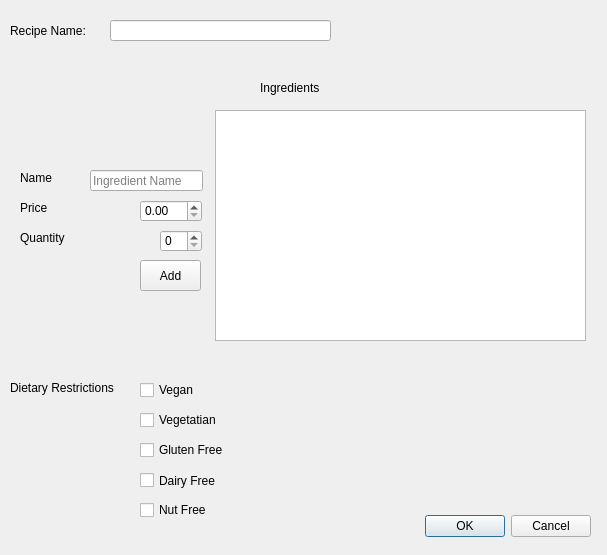
Qt form newrecipe.ui (samennis1/Lets-Get-Cooking) before a commit.
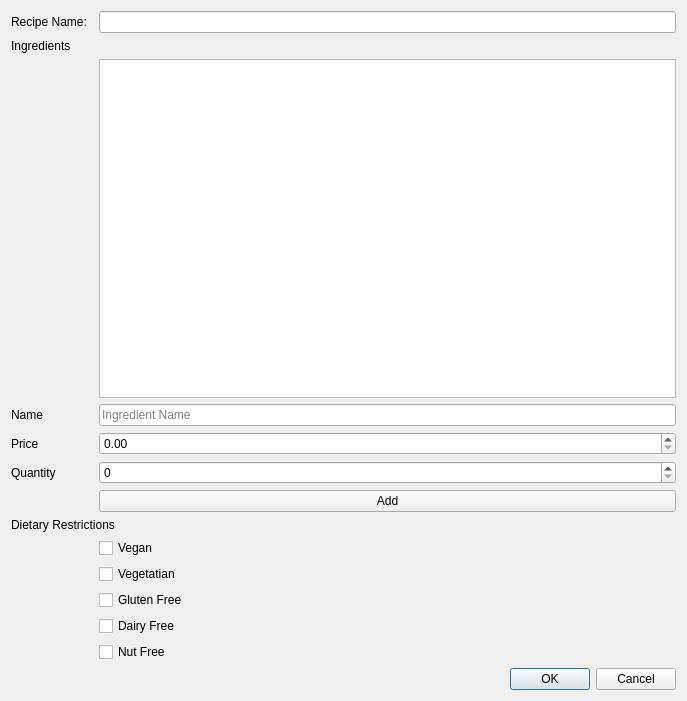
The same form after that commit.

What changed in the file:
```diff
--- a/newrecipe.ui
+++ b/newrecipe.ui
@@ -6,241 +6,131 @@
    <rect>
     <x>0</x>
     <y>0</y>
-    <width>607</width>
-    <height>555</height>
+    <width>687</width>
+    <height>701</height>
    </rect>
   </property>
   <property name="windowTitle">
    <string>Dialog</string>
   </property>
-  <widget class="QDialogButtonBox" name="buttonBox">
-   <property name="geometry">
-    <rect>
-     <x>250</x>
-     <y>510</y>
-     <width>341</width>
-     <height>32</height>
-    </rect>
-   </property>
-   <property name="orientation">
-    <enum>Qt::Horizontal</enum>
-   </property>
-   <property name="standardButtons">
-    <set>QDialogButtonBox::Cancel|QDialogButtonBox::Ok</set>
-   </property>
-  </widget>
-  <widget class="QLabel" name="label">
-   <property name="geometry">
-    <rect>
-     <x>10</x>
-     <y>20</y>
-     <width>91</width>
-     <height>21</height>
-    </rect>
-   </property>
-   <property name="text">
-    <string>Recipe Name:</string>
-   </property>
-  </widget>
-  <widget class="QLineEdit" name="recipeName">
-   <property name="geometry">
-    <rect>
-     <x>110</x>
-     <y>20</y>
-     <width>221</width>
-     <height>21</height>
-    </rect>
-   </property>
-  </widget>
-  <widget class="QLabel" name="label_2">
-   <property name="geometry">
-    <rect>
-     <x>260</x>
-     <y>80</y>
-     <width>91</width>
-     <height>16</height>
-    </rect>
-   </property>
-   <property name="text">
-    <string>Ingredients</string>
-   </property>
-  </widget>
-  <widget class="QLineEdit" name="ingredientName">
-   <property name="geometry">
-    <rect>
-     <x>90</x>
-     <y>170</y>
-     <width>113</width>
-     <height>21</height>
-    </rect>
-   </property>
-   <property name="text">
-    <string/>
-   </property>
-   <property name="placeholderText">
-    <string>Ingredient Name</string>
-   </property>
-  </widget>
-  <widget class="QPushButton" name="addIngredientButton">
-   <property name="geometry">
-    <rect>
-     <x>140</x>
-     <y>260</y>
-     <width>61</width>
-     <height>31</height>
-    </rect>
-   </property>
-   <property name="text">
-    <string>Add</string>
-   </property>
-  </widget>
-  <widget class="QDoubleSpinBox" name="ingredientPrice">
-   <property name="geometry">
-    <rect>
-     <x>140</x>
-     <y>200</y>
-     <width>62</width>
-     <height>22</height>
-    </rect>
-   </property>
-  </widget>
-  <widget class="QLabel" name="label_3">
-   <property name="geometry">
-    <rect>
-     <x>20</x>
-     <y>170</y>
-     <width>58</width>
-     <height>16</height>
-    </rect>
-   </property>
-   <property name="text">
-    <string>Name</string>
-   </property>
-  </widget>
-  <widget class="QLabel" name="label_4">
-   <property name="geometry">
-    <rect>
-     <x>20</x>
-     <y>200</y>
-     <width>58</width>
-     <height>16</height>
-    </rect>
-   </property>
-   <property name="text">
-    <string>Price</string>
-   </property>
-  </widget>
-  <widget class="QLabel" name="label_5">
-   <property name="geometry">
-    <rect>
-     <x>20</x>
-     <y>230</y>
-     <width>58</width>
-     <height>16</height>
-    </rect>
-   </property>
-   <property name="text">
-    <string>Quantity</string>
-   </property>
-  </widget>
-  <widget class="QSpinBox" name="ingredientQuantity">
-   <property name="geometry">
-    <rect>
-     <x>160</x>
-     <y>230</y>
-     <width>42</width>
-     <height>22</height>
-    </rect>
-   </property>
-  </widget>
-  <widget class="QTableView" name="ingredientsList">
-   <property name="geometry">
-    <rect>
-     <x>215</x>
-     <y>110</y>
-     <width>371</width>
-     <height>231</height>
-    </rect>
-   </property>
-  </widget>
-  <widget class="QLabel" name="label_6">
-   <property name="geometry">
-    <rect>
-     <x>10</x>
-     <y>380</y>
-     <width>141</width>
-     <height>16</height>
-    </rect>
-   </property>
-   <property name="text">
-    <string>Dietary Restrictions</string>
-   </property>
-  </widget>
-  <widget class="QCheckBox" name="veganBox">
-   <property name="geometry">
-    <rect>
-     <x>140</x>
-     <y>380</y>
-     <width>85</width>
-     <height>20</height>
-    </rect>
-   </property>
-   <property name="text">
-    <string>Vegan</string>
-   </property>
-  </widget>
-  <widget class="QCheckBox" name="vegBox">
-   <property name="geometry">
-    <rect>
-     <x>140</x>
-     <y>410</y>
-     <width>85</width>
-     <height>20</height>
-    </rect>
-   </property>
-   <property name="text">
-    <string>Vegetatian</string>
-   </property>
-  </widget>
-  <widget class="QCheckBox" name="glutenBox">
-   <property name="geometry">
-    <rect>
-     <x>140</x>
-     <y>440</y>
-     <width>101</width>
-     <height>20</height>
-    </rect>
-   </property>
-   <property name="text">
-    <string>Gluten Free</string>
-   </property>
-  </widget>
-  <widget class="QCheckBox" name="dairyBox">
-   <property name="geometry">
-    <rect>
-     <x>140</x>
-     <y>470</y>
-     <width>85</width>
-     <height>21</height>
-    </rect>
-   </property>
-   <property name="text">
-    <string>Dairy Free</string>
-   </property>
-  </widget>
-  <widget class="QCheckBox" name="nutBox">
-   <property name="geometry">
-    <rect>
-     <x>140</x>
-     <y>500</y>
-     <width>85</width>
-     <height>20</height>
-    </rect>
-   </property>
-   <property name="text">
-    <string>Nut Free</string>
-   </property>
-  </widget>
+  <layout class="QGridLayout" name="gridLayout_2">
+   <item row="9" column="2">
+    <widget class="QCheckBox" name="veganBox">
+     <property name="text">
+      <string>Vegan</string>
+     </property>
+    </widget>
+   </item>
+   <item row="0" column="0">
+    <widget class="QLabel" name="label">
+     <property name="text">
+      <string>Recipe Name:</string>
+     </property>
+    </widget>
+   </item>
+   <item row="0" column="2">
+    <widget class="QLineEdit" name="recipeName"/>
+   </item>
+   <item row="7" column="2">
+    <widget class="QPushButton" name="addIngredientButton">
+     <property name="text">
+      <string>Add</string>
+     </property>
+    </widget>
+   </item>
+   <item row="13" column="2">
+    <widget class="QCheckBox" name="nutBox">
+     <property name="text">
+      <string>Nut Free</string>
+     </property>
+    </widget>
+   </item>
+   <item row="3" column="2">
+    <widget class="QTableView" name="ingredientsList"/>
+   </item>
+   <item row="11" column="2">
+    <widget class="QCheckBox" name="glutenBox">
+     <property name="text">
+      <string>Gluten Free</string>
+     </property>
+    </widget>
+   </item>
+   <item row="6" column="0">
+    <widget class="QLabel" name="label_5">
+     <property name="text">
+      <string>Quantity</string>
+     </property>
+    </widget>
+   </item>
+   <item row="5" column="2">
+    <widget class="QDoubleSpinBox" name="ingredientPrice"/>
+   </item>
+   <item row="6" column="2">
+    <widget class="QSpinBox" name="ingredientQuantity"/>
+   </item>
+   <item row="10" column="2">
+    <widget class="QCheckBox" name="vegBox">
+     <property name="text">
+      <string>Vegetatian</string>
+     </property>
+    </widget>
+   </item>
+   <item row="4" column="0">
+    <widget class="QLabel" name="label_3">
+     <property name="text">
+      <string>Name</string>
+     </property>
+    </widget>
+   </item>
+   <item row="8" column="0" colspan="3">
+    <widget class="QLabel" name="label_6">
+     <property name="text">
+      <string>Dietary Restrictions</string>
+     </property>
+    </widget>
+   </item>
+   <item row="14" column="2">
+    <widget class="QDialogButtonBox" name="buttonBox">
+     <property name="orientation">
+      <enum>Qt::Horizontal</enum>
+     </property>
+     <property name="standardButtons">
+      <set>QDialogButtonBox::Cancel|QDialogButtonBox::Ok</set>
+     </property>
+    </widget>
+   </item>
+   <item row="12" column="2">
+    <widget class="QCheckBox" name="dairyBox">
+     <property name="text">
+      <string>Dairy Free</string>
+     </property>
+    </widget>
+   </item>
+   <item row="5" column="0">
+    <widget class="QLabel" name="label_4">
+     <property name="text">
+      <string>Price</string>
+     </property>
+    </widget>
+   </item>
+   <item row="1" column="0">
+    <widget class="QLabel" name="label_2">
+     <property name="text">
+      <string>Ingredients</string>
+     </property>
+    </widget>
+   </item>
+   <item row="4" column="2">
+    <widget class="QLineEdit" name="ingredientName">
+     <property name="text">
+      <string/>
+     </property>
+     <property name="placeholderText">
+      <string>Ingredient Name</string>
+     </property>
+    </widget>
+   </item>
+  </layout>
  </widget>
  <resources/>
  <connections>
```
